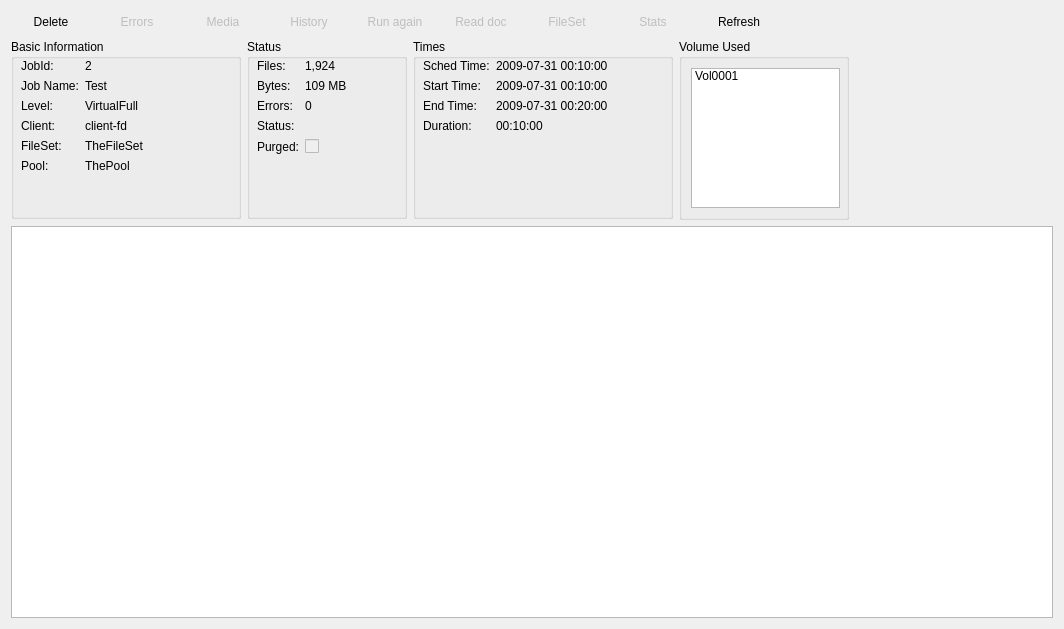
rkorzeniewski/bacula, file bacula/src/qt-console/job/job.ui: the form before one commit.
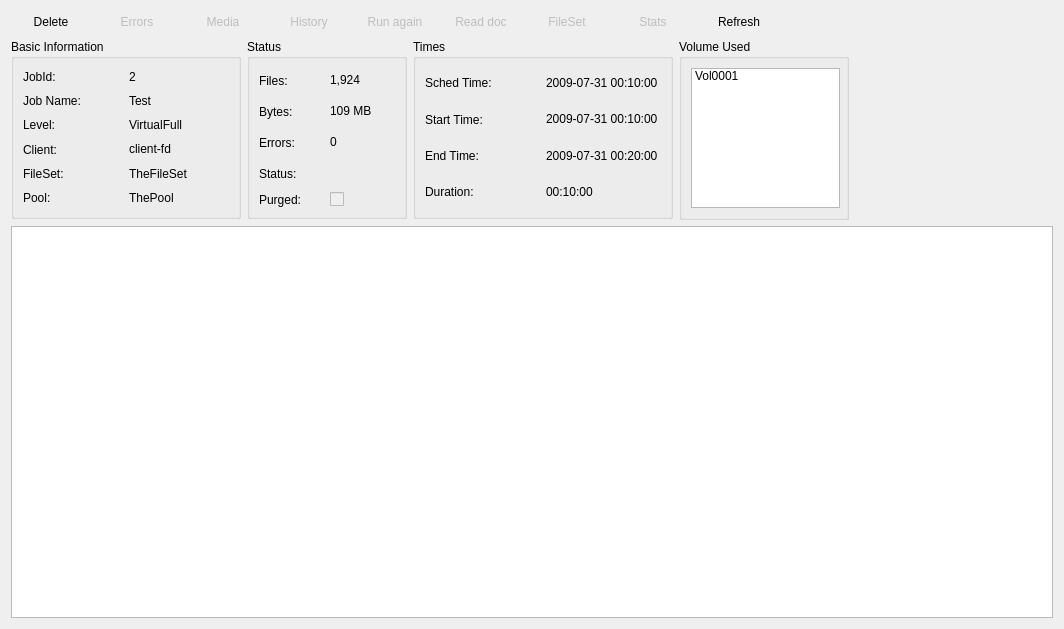
The form after the commit. Icons and pictures are not drawn.

Commit message: remove QFormLayout, and use QGridLayout instead

Diff of the .ui file:
```diff
--- a/bacula/src/qt-console/job/job.ui
+++ b/bacula/src/qt-console/job/job.ui
@@ -211,22 +211,7 @@
        <property name="title" >
         <string>Basic Information</string>
        </property>
-       <widget class="QWidget" name="layoutWidget" >
-        <property name="geometry" >
-         <rect>
-          <x>10</x>
-          <y>20</y>
-          <width>211</width>
-          <height>152</height>
-         </rect>
-        </property>
-        <layout class="QFormLayout" name="formLayout" >
-         <property name="labelAlignment" >
-          <set>Qt::AlignLeading|Qt::AlignLeft|Qt::AlignVCenter</set>
-         </property>
-         <property name="formAlignment" >
-          <set>Qt::AlignLeading|Qt::AlignLeft|Qt::AlignTop</set>
-         </property>
+       <layout class="QGridLayout" name="gridLayout_2" >
          <item row="0" column="0" >
           <widget class="QLabel" name="label" >
            <property name="text" >
@@ -331,7 +316,6 @@
          </item>
         </layout>
        </widget>
-      </widget>
      </item>
      <item>
       <widget class="QGroupBox" name="groupBox_4" >
@@ -356,25 +340,7 @@
        <property name="title" >
         <string>Status</string>
        </property>
-       <widget class="QWidget" name="layoutWidget" >
-        <property name="geometry" >
-         <rect>
-          <x>10</x>
-          <y>20</y>
-          <width>141</width>
-          <height>151</height>
-         </rect>
-        </property>
-        <layout class="QFormLayout" name="formLayout_2" >
-         <property name="fieldGrowthPolicy" >
-          <enum>QFormLayout::AllNonFixedFieldsGrow</enum>
-         </property>
-         <property name="labelAlignment" >
-          <set>Qt::AlignLeading|Qt::AlignLeft|Qt::AlignVCenter</set>
-         </property>
-         <property name="formAlignment" >
-          <set>Qt::AlignLeading|Qt::AlignLeft|Qt::AlignTop</set>
-         </property>
+       <layout class="QGridLayout" name="gridLayout" >
          <item row="0" column="0" >
           <widget class="QLabel" name="label_8" >
            <property name="text" >
@@ -399,6 +365,16 @@
            </property>
           </widget>
          </item>
+        <item row="1" column="1" >
+         <widget class="QLabel" name="label_JobBytes" >
+          <property name="text" >
+           <string>109 MB</string>
+          </property>
+          <property name="textInteractionFlags" >
+           <set>Qt::LinksAccessibleByMouse|Qt::TextSelectableByMouse</set>
+          </property>
+         </widget>
+        </item>
          <item row="2" column="0" >
           <widget class="QLabel" name="label_10" >
            <property name="text" >
@@ -456,18 +432,7 @@
            </property>
           </widget>
          </item>
-         <item row="1" column="1" >
-          <widget class="QLabel" name="label_JobBytes" >
-           <property name="text" >
-            <string>109 MB</string>
-           </property>
-           <property name="textInteractionFlags" >
-            <set>Qt::LinksAccessibleByMouse|Qt::TextSelectableByMouse</set>
-           </property>
-          </widget>
-         </item>
-        </layout>
-       </widget>
+       </layout>
       </widget>
      </item>
      <item>
@@ -493,25 +458,7 @@
        <property name="title" >
         <string>Times</string>
        </property>
-       <widget class="QWidget" name="layoutWidget" >
-        <property name="geometry" >
-         <rect>
-          <x>10</x>
-          <y>20</y>
-          <width>247</width>
-          <height>151</height>
-         </rect>
-        </property>
-        <layout class="QFormLayout" name="formLayout_3" >
-         <property name="fieldGrowthPolicy" >
-          <enum>QFormLayout::AllNonFixedFieldsGrow</enum>
-         </property>
-         <property name="labelAlignment" >
-          <set>Qt::AlignLeading|Qt::AlignLeft|Qt::AlignVCenter</set>
-         </property>
-         <property name="formAlignment" >
-          <set>Qt::AlignLeading|Qt::AlignLeft|Qt::AlignTop</set>
-         </property>
+       <layout class="QGridLayout" name="gridLayout_3" >
          <item row="0" column="0" >
           <widget class="QLabel" name="label_26" >
            <property name="text" >
@@ -582,7 +529,6 @@
          </item>
         </layout>
        </widget>
-      </widget>
      </item>
      <item>
       <widget class="QGroupBox" name="groupBox_2" >
@@ -675,8 +621,8 @@
       <string>&lt;!DOCTYPE HTML PUBLIC "-//W3C//DTD HTML 4.0//EN" "http://www.w3.org/TR/REC-html40/strict.dtd">
 &lt;html>&lt;head>&lt;meta name="qrichtext" content="1" />&lt;style type="text/css">
 p, li { white-space: pre-wrap; }
-&lt;/style>&lt;/head>&lt;body style=" font-family:'DejaVu Sans'; font-size:10pt; font-weight:400; font-style:normal;">
-&lt;p style="-qt-paragraph-type:empty; margin-top:0px; margin-bottom:0px; margin-left:0px; margin-right:0px; -qt-block-indent:0; text-indent:0px;">&lt;/p>&lt;/body>&lt;/html></string>
+&lt;/style>&lt;/head>&lt;body style=" font-family:'DejaVu Sans'; font-size:9pt; font-weight:400; font-style:normal;">
+&lt;p style="-qt-paragraph-type:empty; margin-top:0px; margin-bottom:0px; margin-left:0px; margin-right:0px; -qt-block-indent:0; text-indent:0px; font-size:10pt;">&lt;/p>&lt;/body>&lt;/html></string>
      </property>
     </widget>
    </item>
```
Lines whose indentation alone changed are shown as unchanged. The commit also changes 1 other file.
